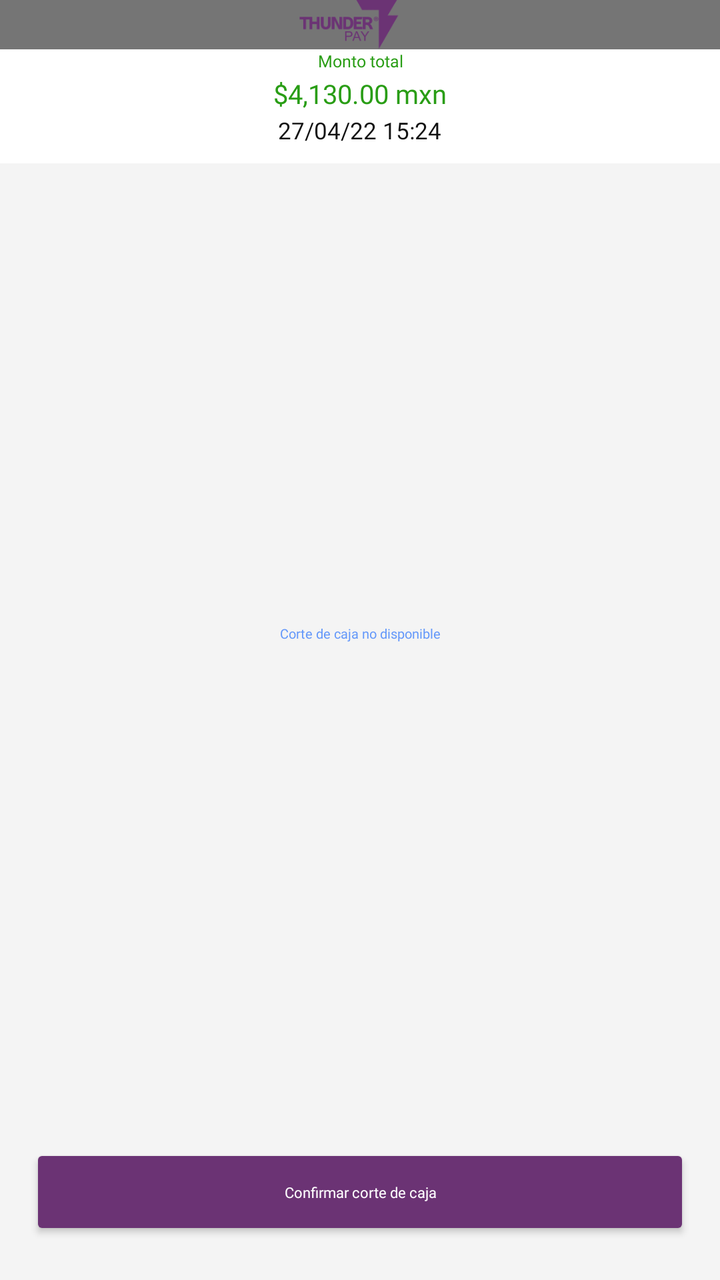
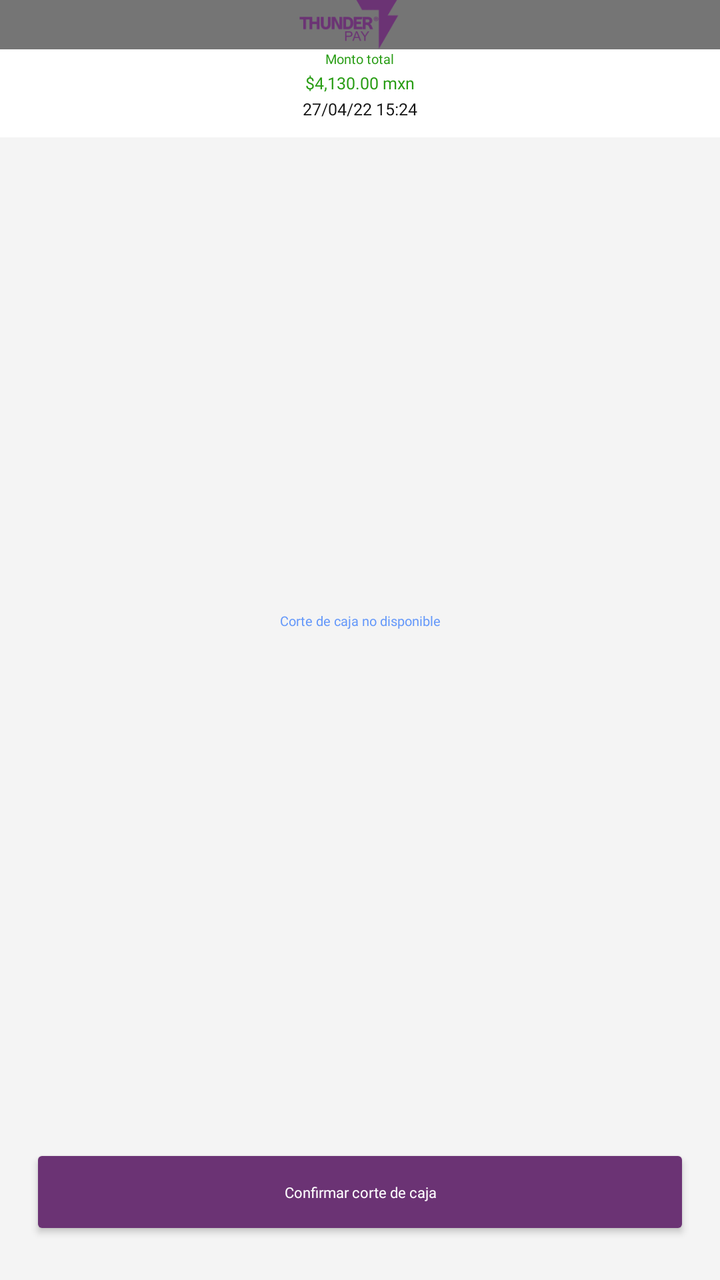

Before-and-after screenshots of an Android layout around one commit, followed by the original layout XML and the change that was made.
<!-- AndroidManifest.xml: application theme AppThemeDown -->
<!-- res/layout/wmx_final_cortecaja.xml -->
<?xml version="1.0" encoding="utf-8"?>
<LinearLayout xmlns:android="http://schemas.android.com/apk/res/android"
    xmlns:app="http://schemas.android.com/apk/res-auto"
    xmlns:tools="http://schemas.android.com/tools"
    android:layout_width="match_parent"
    android:layout_height="match_parent"
    android:orientation="vertical"
    android:background="@color/ep_fondo"
    >
    <include layout="@layout/toolbar_layout" />

    <LinearLayout
        android:layout_width="match_parent"
        android:layout_height="wrap_content"
        android:layout_weight="1"
        android:gravity="center_horizontal"
        android:orientation="vertical">

        <LinearLayout
            android:layout_width="match_parent"
            android:layout_height="wrap_content"
            android:background="#FFFFFF"
            android:orientation="vertical"
            android:paddingBottom="7dp">

            <TextView
                android:id="@+id/textView13"
                android:layout_width="wrap_content"
                android:layout_height="wrap_content"
                android:layout_gravity="center"
                android:layout_marginBottom="5px"
                android:fontFamily="@font/dm_sans_bold"
                android:text="Monto total"
                android:textAlignment="center"
                android:textColor="#299D15"
                android:textSize="25px" />

            <TextView
                android:id="@+id/txt_totalamount"
                android:layout_width="wrap_content"
                android:layout_height="wrap_content"
                android:layout_gravity="center"
                android:layout_marginBottom="5px"
                android:fontFamily="@font/dm_sans_bold"
                android:text="$4,130.00 mxn"
                android:textColor="#299D15"
                android:textSize="40px" />

            <TextView
                android:id="@+id/txt_datetime"
                android:layout_width="wrap_content"
                android:layout_height="wrap_content"
                android:layout_gravity="center"
                android:layout_marginBottom="5px"
                android:fontFamily="@font/dm_sans"
                android:text="27/04/22 15:24"
                android:textColor="#121212"
                android:textSize="35px" />
        </LinearLayout>

        <androidx.recyclerview.widget.RecyclerView
            android:id="@+id/final_cortecaja_List"
            android:layout_width="match_parent"
            android:layout_height="match_parent"
            android:paddingLeft="37px"
            android:paddingRight="37px"
            android:visibility="gone">

        </androidx.recyclerview.widget.RecyclerView>

        <LinearLayout
            android:id="@+id/layout_finalcortecaja_empty"
            android:layout_width="match_parent"
            android:layout_height="match_parent"
            android:orientation="horizontal"
            android:visibility="visible">

            <LinearLayout
                android:layout_width="match_parent"
                android:layout_height="wrap_content"
                android:layout_gravity="center"
                android:gravity="center|center_horizontal|center_vertical"
                android:orientation="vertical">

                <ImageView
                    android:id="@+id/imageView6"
                    android:layout_width="120dp"
                    android:layout_height="wrap_content"
                    app:srcCompat="@drawable/cortecaja_empty_icon" />

                <TextView
                    android:id="@+id/txt_cortecaja_empty"
                    android:layout_width="wrap_content"
                    android:layout_height="wrap_content"
                    android:layout_gravity="center"
                    android:fontFamily="@font/dm_sans_bold"
                    android:text="Corte de caja no disponible"
                    android:textAlignment="center"
                    android:textColor="#6498FA"
                    android:textSize="20px" />
            </LinearLayout>

        </LinearLayout>

        <androidx.recyclerview.widget.RecyclerView
            android:id="@+id/historial_cortecaja_List"
            android:layout_width="match_parent"
            android:layout_height="match_parent"
            android:paddingLeft="37px"
            android:paddingRight="37px"
            android:visibility="gone" />
    </LinearLayout>

    <LinearLayout
        android:layout_width="match_parent"
        android:layout_height="wrap_content"
        android:orientation="horizontal"
        android:paddingLeft="15dp"
        android:paddingTop="20dp"
        android:paddingRight="15dp"
        android:paddingBottom="20dp"
        android:visibility="visible">

        <Button
            android:id="@+id/btn_finalcortecaja"
            android:layout_width="match_parent"
            android:layout_height="match_parent"
            android:layout_weight="1"
            android:backgroundTint="@color/ep_btn_continuar_fondo"
            android:fontFamily="@font/dm_sans_bold"
            android:text="Confirmar corte de caja"
            android:textAllCaps="false"
            android:textColor="@android:color/white"
            android:textSize="22px" />
    </LinearLayout>


</LinearLayout>
<!-- res/layout/toolbar_layout.xml (included above) -->
<androidx.appcompat.widget.Toolbar xmlns:android="http://schemas.android.com/apk/res/android"
    xmlns:app="http://schemas.android.com/apk/res-auto"
    android:id="@+id/toolbar"
    android:layout_width="match_parent"
    android:layout_height="74px"
    android:background="?attr/colorPrimaryDark"
    android:minHeight="@dimen/abc_action_bar_default_height_material"
    android:visibility="visible"
    app:contentInsetEnd="0dp"
    app:contentInsetStart="0dp"
    app:popupTheme="@style/ThemeOverlay.AppCompat.Light"
    app:theme="@style/ThemeOverlay.AppCompat.Dark.ActionBar">


    <TextView
        android:id="@+id/txt_toolbar_title"
        android:layout_width="wrap_content"
        android:layout_height="wrap_content"
        android:layout_gravity="center"
        android:ellipsize="middle"
        android:fontFamily="@font/dm_sans_medium"
        android:singleLine="true"
        android:textColor="#121212"
        android:textSize="22px"
        android:visibility="gone" />

    <ImageView
        android:id="@+id/img_invisible_margin"
        android:layout_width="?android:attr/actionBarSize"
        android:layout_height="48dp"
        android:visibility="invisible" />

    <LinearLayout
        android:id="@+id/toolbar_logo_container"
        android:layout_width="match_parent"
        android:layout_height="match_parent"
        android:layout_gravity="center"
        android:layout_marginRight="?android:attr/actionBarSize"
        android:paddingRight="24px"
        android:gravity="center"
        >

        <ImageView
            android:id="@+id/toolbar_logo"
            android:layout_width="wrap_content"
            android:layout_height="match_parent"
            android:layout_gravity="center"
            android:src="@drawable/logo" />
    </LinearLayout>


    <LinearLayout
        android:id="@+id/toolbar_btn_calendar"
        android:layout_width="51px"
        android:layout_height="51px"
        android:layout_gravity="right"
        android:background="@drawable/rounded_corner"
        android:backgroundTint="#fff"
        android:gravity="center"
        android:layout_marginRight="35px"
        android:padding="10px"
        android:visibility="gone">

        <ImageView
            android:id="@+id/iv_calendar"
            android:layout_width="wrap_content"
            android:layout_height="wrap_content"
            android:src="@drawable/efevoo_i_grupo_37" />
    </LinearLayout>

</androidx.appcompat.widget.Toolbar>
<!-- resources referenced by this layout -->
<resources>
  <color name="ep_btn_continuar_fondo">#6B3374</color>
  <color name="ep_fondo">#F4F4F4</color>
  <!-- drawable rounded_corner (drawable) -->
  <?xml version="1.0" encoding="utf-8"?>
  <shape xmlns:android="http://schemas.android.com/apk/res/android"
      android:shape="rectangle" >
  
      <corners
          android:radius="15px"/>
  
      <solid android:color="#DAC1E0" />
  
      <padding
          android:bottom="0dp"
          android:left="0dp"
          android:right="0dp"
          android:top="0dp" />
  
  </shape>
  <style name="AppThemeDown" parent="Theme.MaterialComponents.Light.Bridge">
          <item name="android:actionBarStyle">@style/MyActionBar</item>
          <item name="android:actionBarTabBarStyle">@style/MyTheme.ActionBar.TabBar</item>
          <item name="android:actionBarTabStyle">@style/ActionBarTabStyle</item>
          <item name="actionOverflowMenuStyle">@style/CustomOptionsMenu</item>
          <item name="android:popupMenuStyle">@style/PopupMenu</item>
          <item name="android:dropDownListViewStyle">@style/customSpinnerStyle</item>
          
          <item name="android:actionOverflowButtonStyle">@style/OverFlow</item>
          <item name="android:homeAsUpIndicator">@drawable/action_bar_go_back</item>
          <item name="actionMenuTextAppearance">@style/MyMenuTextAppearance</item>
      </style>
  <style name="MyActionBar" parent="@android:style/Widget.Holo.Light.ActionBar">
          <item name="android:background">@color/action_bar</item>
          <item name="android:indeterminateProgressStyle">@style/ActionBarProgressBar.MyStyle</item>
          <item name="android:titleTextStyle">@style/TitleTextStyle</item>
          <item name="android:displayOptions">showHome|homeAsUp|showTitle</item>
          <item name="android:icon">@android:color/transparent</item>
          <item name="windowActionBar">false</item>
          <item name="windowNoTitle">true</item>
      </style>
  <style name="MyTheme.ActionBar.TabBar" parent="android:style/Widget.Holo.Light.ActionBar.TabBar">
          
          <item name="android:background">@color/eb_col_7</item>
      </style>
  <style name="ActionBarTabStyle" parent="android:style/Widget.Holo.ActionBar.TabView">
          <item name="android:background">@drawable/edm_detail_actionbar_tabview_style</item>
      </style>
  <style name="CustomOptionsMenu" parent="Widget.AppCompat.PopupMenu.Overflow">
          <item name="android:popupBackground">@color/eb_col_12</item>
      </style>
  <style name="PopupMenu" parent="@style/Widget.AppCompat.Light.PopupMenu">
          <item name="android:popupBackground">@color/eb_col_14</item>
      </style>
  <style name="customSpinnerStyle" parent="android:Widget.ListView.DropDown">
          <item name="android:divider">@color/segment_line</item>
          <item name="android:dividerHeight">0dp</item>
      </style>
  <style name="OverFlow" parent="@android:style/Widget.Holo.ActionButton.Overflow">
          <item name="android:src">@drawable/action_bar_more</item>
      </style>
  <style name="MyMenuTextAppearance" parent="@style/TextAppearance.AppCompat.Widget.ActionBar.Menu">
          <item name="android:textAllCaps">false</item>
      </style>
  <color name="action_bar">@color/eb_col_4</color>
  <style name="ActionBarProgressBar.MyStyle" parent="@android:style/Widget.Holo.ProgressBar.Small">
          <item name="android:minWidth">28dp</item>
          <item name="android:maxWidth">28dp</item>
          <item name="android:minHeight">28dp</item>
          <item name="android:maxHeight">28dp</item>
      </style>
  <style name="TitleTextStyle">
          <item name="android:textSize">18.0sp</item>
          <item name="android:textColor">@color/eb_col_7</item>
      </style>
  <color name="eb_col_7">#ffffff</color>
  <color name="eb_col_12">#f8f8f8</color>
  <color name="eb_col_14">#00A1DE</color>
  <color name="segment_line">@color/eb_col_12</color>
  <color name="eb_col_4">#004C90</color>
  <!-- unchanged entries left out for length: 6 -->
</resources>

<!-- the commit's change to res/layout/wmx_final_cortecaja.xml (unified diff, before → after) -->
@@ -33,7 +33,7 @@
                 android:text="Monto total"
                 android:textAlignment="center"
                 android:textColor="#299D15"
-                android:textSize="25px" />
+                android:textSize="20px" />
 
             <TextView
                 android:id="@+id/txt_totalamount"
@@ -44,7 +44,7 @@
                 android:fontFamily="@font/dm_sans_bold"
                 android:text="$4,130.00 mxn"
                 android:textColor="#299D15"
-                android:textSize="40px" />
+                android:textSize="25px" />
 
             <TextView
                 android:id="@+id/txt_datetime"
@@ -55,7 +55,7 @@
                 android:fontFamily="@font/dm_sans"
                 android:text="27/04/22 15:24"
                 android:textColor="#121212"
-                android:textSize="35px" />
+                android:textSize="25px" />
         </LinearLayout>
 
         <androidx.recyclerview.widget.RecyclerView
